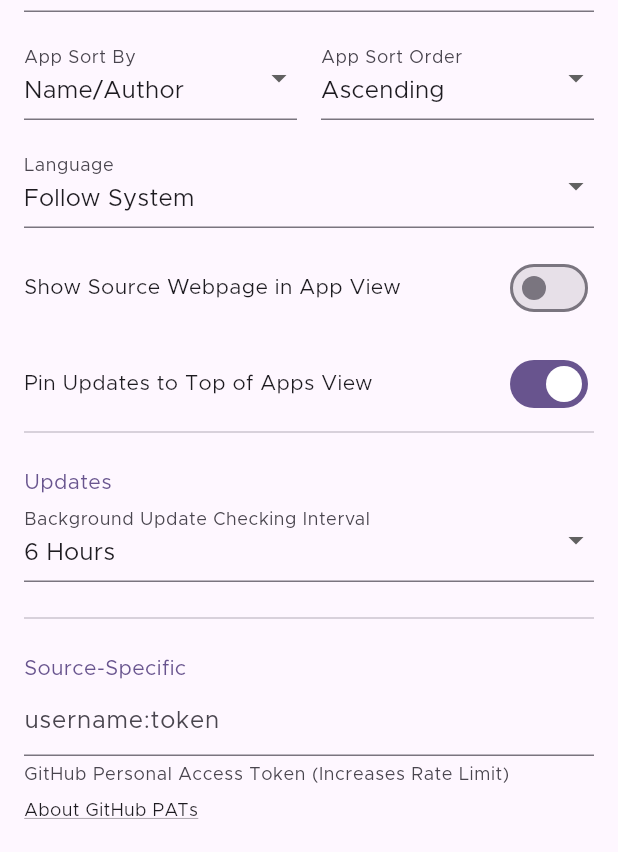
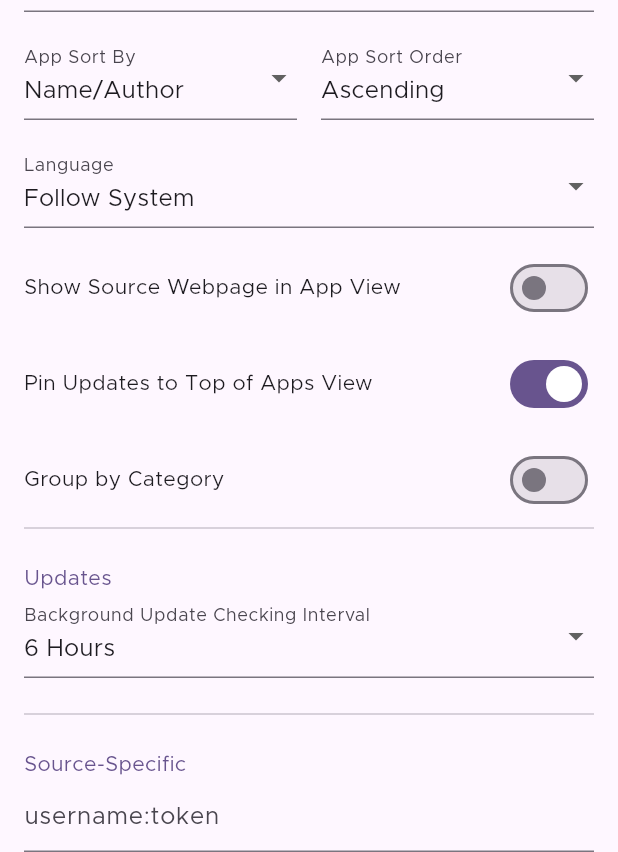
Before and after one commit to ImranR98/Obtainium, a Flutter app: the SettingsPage screen opened directly, on a phone screen of 412 x 824 dp, the part 384-1236 px from its top. Run offline on Flutter 3.47's test engine with Material 2 defaults, Android fonts, the phone set to English and light mode, and no system bars; drawn by our look-alikes of dynamic_color; our stand-ins replace device_info_plus, easy_localization, file_picker, flutter_local_notifications, flutter_markdown, fluttertoast and 5 more; missing offline and left inert: android_alarm_manager_plus, android_intent_plus, flutter_fgbg, install_plugin_v2, installed_apps, markdown and 1 more; accounts and stored records are empty.

Commit message:
Added "Group by Category" setting

```diff
--- a/assets/translations/de.json
+++ b/assets/translations/de.json
@@ -220,6 +220,7 @@
     "importFromURLsInFile": "Importieren von URLs aus Datei ( z.B. OPML)",
     "versionDetection": "Versionserkennung",
     "standardVersionDetection": "Standardversionserkennung",
+    "groupByCategory": "Group by Category",
     "removeAppQuestion": {
         "one": "App entfernen?",
         "other": "App entfernen?"
--- a/assets/translations/en.json
+++ b/assets/translations/en.json
@@ -220,6 +220,7 @@
     "importFromURLsInFile": "Import from URLs in File (like OPML)",
     "versionDetection": "Version Detection",
     "standardVersionDetection": "Standard version detection",
+    "groupByCategory": "Group by Category",
     "removeAppQuestion": {
         "one": "Remove App?",
         "other": "Remove Apps?"
--- a/assets/translations/fa.json
+++ b/assets/translations/fa.json
@@ -220,6 +220,7 @@
     "importFromURLsInFile": "وارد کردن از آدرس های اینترنتی موجود در فایل (مانند OPML)",
     "versionDetection": "تشخیص نسخه",
     "standardVersionDetection": "تشخیص نسخه استاندارد",
+    "groupByCategory": "Group by Category",
     "removeAppQuestion": {
         "one": "برنامه حذف شود؟",
         "other": "برنامه ها حذف شوند؟"
--- a/assets/translations/fr.json
+++ b/assets/translations/fr.json
@@ -220,6 +220,7 @@
     "importFromURLsInFile": "Importer à partir d'URL dans un fichier (comme OPML)",
     "versionDetection": "Détection des versions",
     "standardVersionDetection": "Détection de version standard",
+    "groupByCategory": "Group by Category",
     "removeAppQuestion": {
         "one": "Supprimer l'application ?",
         "other": "Supprimer les applications ?"
--- a/assets/translations/hu.json
+++ b/assets/translations/hu.json
@@ -219,6 +219,7 @@
     "importFromURLsInFile": "Importálás fájlban található URL-ből (mint pl. OPML)",
     "versionDetection": "Verzió érzékelés",
     "standardVersionDetection": "Alapért. verzió érzékelés",
+    "groupByCategory": "Group by Category",
     "removeAppQuestion": {
         "one": "Eltávolítja az alkalmazást?",
         "other": "Eltávolítja az alkalmazást?"
--- a/assets/translations/it.json
+++ b/assets/translations/it.json
@@ -220,6 +220,7 @@
     "importFromURLsInFile": "Importa da URL in file (come OPML)",
     "versionDetection": "Rilevamento di versione",
     "standardVersionDetection": "Rilevamento di versione standard",
+    "groupByCategory": "Group by Category",
     "removeAppQuestion": {
         "one": "Rimuovere l'App?",
         "other": "Rimuovere le App?"
--- a/assets/translations/ja.json
+++ b/assets/translations/ja.json
@@ -220,6 +220,7 @@
     "importFromURLsInFile": "ファイル（OPMLなど）内のURLからインポート",
     "versionDetection": "バージョン検出",
     "standardVersionDetection": "標準のバージョン検出",
+    "groupByCategory": "Group by Category",
     "removeAppQuestion": {
         "one": "アプリを削除しますか？",
         "other": "アプリを削除しますか？"
--- a/assets/translations/zh.json
+++ b/assets/translations/zh.json
@@ -220,6 +220,7 @@
     "importFromURLsInFile": "Import from URLs in File (like OPML)",
     "versionDetection": "Version Detection",
     "standardVersionDetection": "Standard version detection",
+    "groupByCategory": "Group by Category",
     "removeAppQuestion": {
         "one": "删除应用？",
         "other": "删除应用？"
--- a/lib/main.dart
+++ b/lib/main.dart
@@ -21,7 +21,7 @@ import 'package:easy_localization/src/easy_localization_controller.dart';
 // ignore: implementation_imports
 import 'package:easy_localization/src/localization.dart';
 
-const String currentVersion = '0.11.16';
+const String currentVersion = '0.11.17';
 const String currentReleaseTag =
     'v$currentVersion-beta'; // KEEP THIS IN SYNC WITH GITHUB RELEASES
 
--- a/lib/pages/settings.dart
+++ b/lib/pages/settings.dart
@@ -262,6 +262,18 @@ class _SettingsPageState extends State<SettingsPage> {
                                     })
                               ],
                             ),
+                            height16,
+                            Row(
+                              mainAxisAlignment: MainAxisAlignment.spaceBetween,
+                              children: [
+                                Text(tr('groupByCategory')),
+                                Switch(
+                                    value: settingsProvider.groupByCategory,
+                                    onChanged: (value) {
+                                      settingsProvider.groupByCategory = value;
+                                    })
+                              ],
+                            ),
                             const Divider(
                               height: 16,
                             ),
--- a/lib/providers/settings_provider.dart
+++ b/lib/providers/settings_provider.dart
@@ -139,6 +139,15 @@ class SettingsProvider with ChangeNotifier {
     notifyListeners();
   }
 
+  bool get groupByCategory {
+    return prefs?.getBool('groupByCategory') ?? false;
+  }
+
+  set groupByCategory(bool show) {
+    prefs?.setBool('groupByCategory', show);
+    notifyListeners();
+  }
+
   String? getSettingString(String settingId) {
     return prefs?.getString(settingId);
   }
--- a/pubspec.yaml
+++ b/pubspec.yaml
@@ -17,7 +17,7 @@ publish_to: 'none' # Remove this line if you wish to publish to pub.dev
 # https://developer.apple.com/library/archive/documentation/General/Reference/InfoPlistKeyReference/Articles/CoreFoundationKeys.html
 # In Windows, build-name is used as the major, minor, and patch parts
 # of the product and file versions while build-number is used as the build suffix.
-version: 0.11.16+138 # When changing this, update the tag in main() accordingly
+version: 0.11.17+139 # When changing this, update the tag in main() accordingly
 
 environment:
   sdk: '>=2.18.2 <3.0.0'
```
Also changed, not shown: lib/pages/apps.dart (+87 -14 lines).
